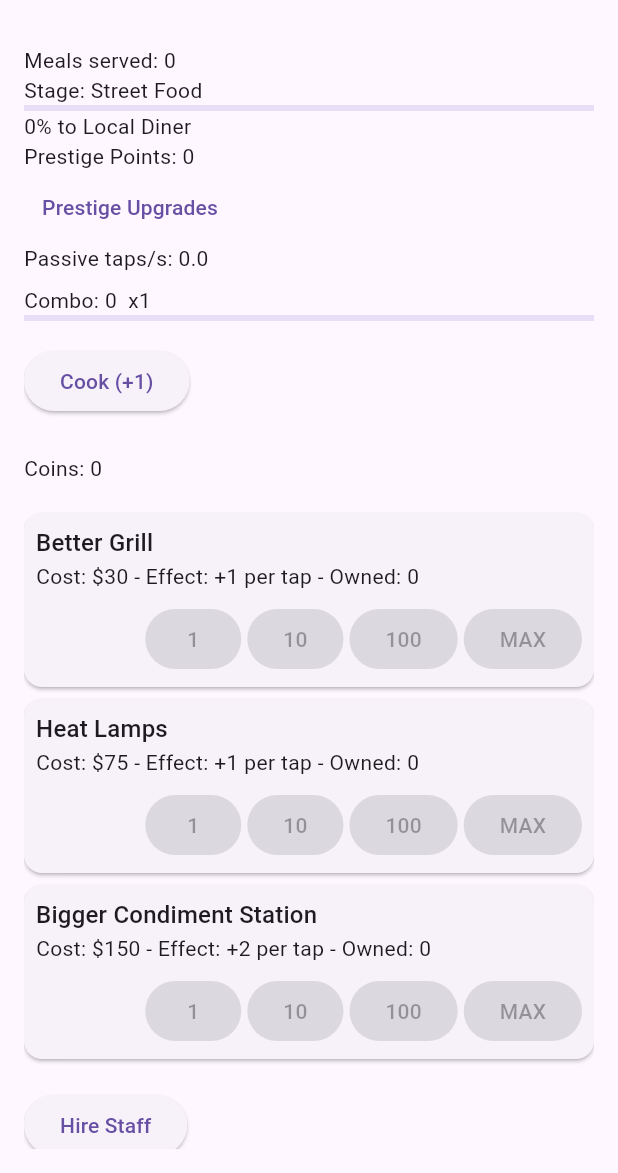
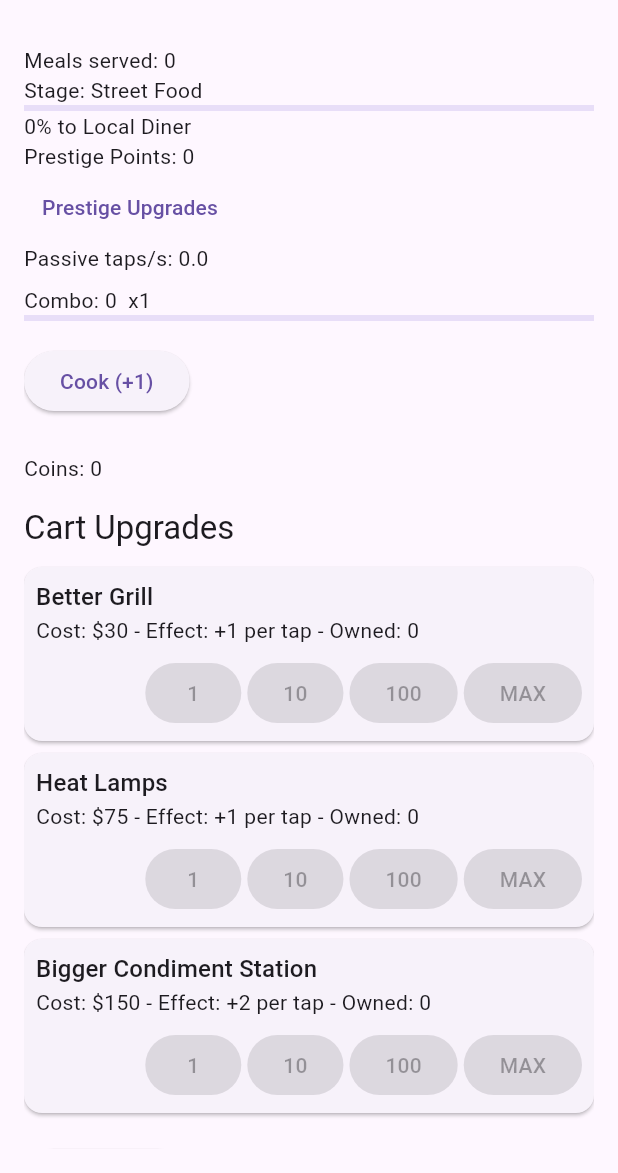
Before and after one commit to zachc71/taptapchef, a Flutter app: the screen it shows after launch, on a phone screen of 412 x 824 dp, the part 63-1236 px from its top. Run offline on Flutter 3.47's test engine with Material 3 defaults, Android fonts, the phone set to English and light mode, and no system bars; our stand-ins replace flutter_riverpod, shared_preferences.

Commit message:
Make upgrade and hire panels dynamic

```diff
--- a/lib/main.dart
+++ b/lib/main.dart
@@ -69,6 +69,28 @@ const List<String> milestoneDialogues = [
   "You've fed the galaxy. Nothing left but existential hunger.",
   "Time loops around the kitchen. Omelettes now cause deja vu.",
   "The multiverse demands endless specials. Hope you're not out of ideas."
+];
+
+const List<String> upgradePanelTitles = [
+  'Cart Upgrades',
+  'Diner Renovations',
+  'Corporate Overhauls',
+  'Global Improvements',
+  'Galactic Remodels',
+  'Endgame Upgrades',
+  'Temporal Adjustments',
+  'Multiverse Investments',
+];
+
+const List<String> hirePanelTitles = [
+  'Street Crew',
+  'Diner Staff',
+  'Corporate Recruits',
+  'Global Recruiting',
+  'Cosmic Crew',
+  'Endgame Operatives',
+  'Temporal Staff',
+  'Multiverse Talent',
 ];
 
 void main() => runApp(const ProviderScope(child: MyApp()));
@@ -207,7 +229,9 @@ class _CounterPageState extends State<CounterPage> {
       HapticFeedback.heavyImpact();
       final art = milestoneArt[game.milestoneIndex];
       final dialogue = milestoneDialogues[game.milestoneIndex];
-      upgrades = upgradesForTier(game.milestoneIndex);
+      setState(() {
+        upgrades = upgradesForTier(game.milestoneIndex);
+      });
       showDialog(
         context: context,
         builder: (_) => AlertDialog(
@@ -437,8 +461,16 @@ class _CounterPageState extends State<CounterPage> {
       context: context,
       builder: (_) {
         final availableStaff = staffByTier[game.milestoneIndex] ?? {};
+        final title = hirePanelTitles[game.milestoneIndex];
         return ListView(
-          children: availableStaff.keys.map((type) {
+          shrinkWrap: true,
+          children: [
+            Padding(
+              padding: const EdgeInsets.all(16.0),
+              child:
+                  Text(title, style: Theme.of(context).textTheme.titleLarge),
+            ),
+            ...availableStaff.keys.map((type) {
             final staff = availableStaff[type]!;
             final owned = hiredStaff[type] ?? 0;
             final affordable = coins >= staff.cost;
@@ -499,6 +531,7 @@ class _CounterPageState extends State<CounterPage> {
               ),
             );
           }).toList(),
+          ],
         );
       },
     );
@@ -671,6 +704,7 @@ class _CounterPageState extends State<CounterPage> {
               upgrades: upgrades,
               currency: coins,
               onPurchase: _purchase,
+              title: upgradePanelTitles[game.milestoneIndex],
             ),
             const SizedBox(height: 16),
           ElevatedButton(
--- a/lib/widgets/upgrade_panel.dart
+++ b/lib/widgets/upgrade_panel.dart
@@ -74,18 +74,24 @@ class UpgradePanel extends StatelessWidget {
   final List<Upgrade> upgrades;
   final int currency;
   final void Function(Upgrade, int) onPurchase;
+  final String title;
 
   const UpgradePanel({
     super.key,
     required this.upgrades,
     required this.currency,
     required this.onPurchase,
+    required this.title,
   });
 
   @override
   Widget build(BuildContext context) {
     return Column(
-      children: upgrades.map((u) {
+      crossAxisAlignment: CrossAxisAlignment.start,
+      children: [
+        Text(title, style: Theme.of(context).textTheme.titleLarge),
+        const SizedBox(height: 8),
+        ...upgrades.map((u) {
         final bool affordable = currency >= u.cost;
         final bool affordable10 = currency >= u.cost * 10;
         final bool affordable100 = currency >= u.cost * 100;
@@ -132,6 +138,6 @@ class UpgradePanel extends StatelessWidget {
           ),
         );
       }).toList(),
-    );
+    ]);
   }
 }
```
